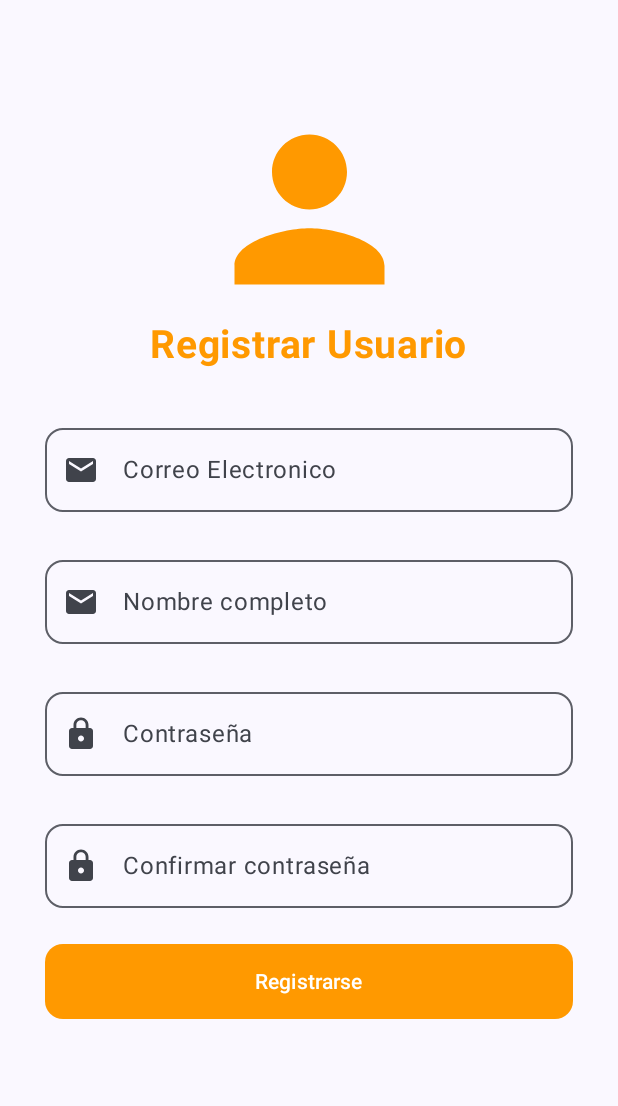
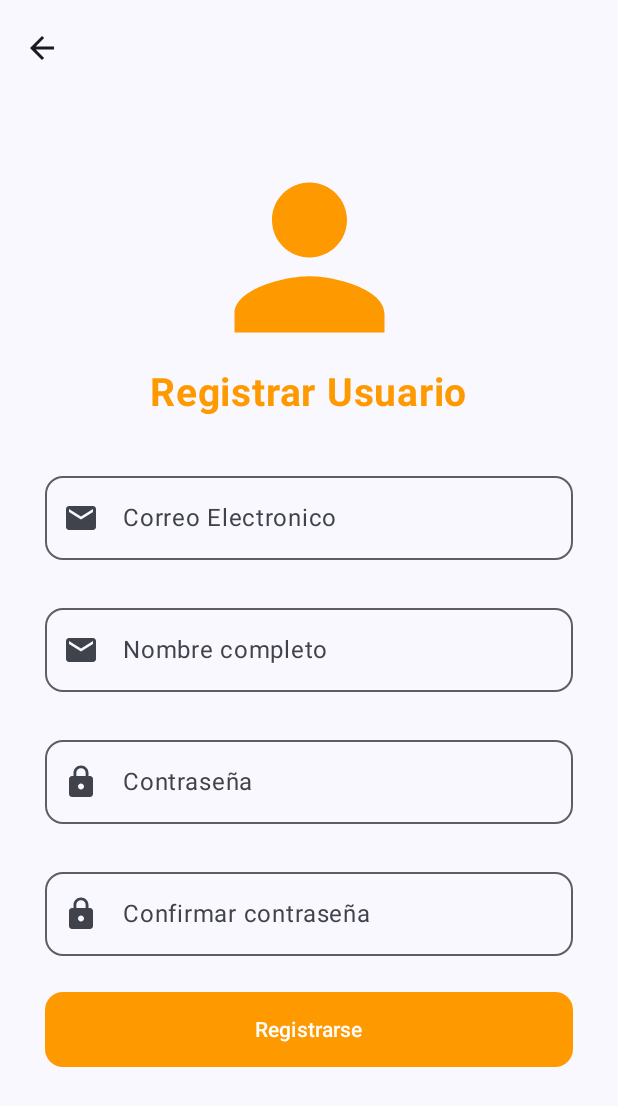
Before and after one commit to mbarragan744/Project_Moviles, an Android app built with Jetpack Compose: the RegisterScreen screen opened through its navigation route, on a phone screen of 412 x 824 dp. Shown: the top 1106 px of the screen. Run offline under Robolectric (Android 15) with nearby library versions, the phone set to English and light mode, and no system bars.

Commit message:
avance de la clase Viernes 11

```diff
--- a/app/build.gradle.kts
+++ b/app/build.gradle.kts
@@ -58,4 +58,9 @@ dependencies {
     debugImplementation(libs.androidx.ui.tooling)
     debugImplementation(libs.androidx.ui.test.manifest)
     implementation(libs.androidx.navigation.ui)
+
+    implementation(libs.coil.compose)
+    implementation(libs.coil.network.okhttp)
+
+
 }
--- a/app/src/main/AndroidManifest.xml
+++ b/app/src/main/AndroidManifest.xml
@@ -1,6 +1,8 @@
 <?xml version="1.0" encoding="utf-8"?>
 <manifest xmlns:android="http://schemas.android.com/apk/res/android"
     xmlns:tools="http://schemas.android.com/tools">
+
+    <uses-permission android:name="android.permission.INTERNET"/>
 
     <application
         android:allowBackup="true"
--- a/app/src/main/java/co/edu/unab/marianabarragan/storeapp/LoginScreen.kt
+++ b/app/src/main/java/co/edu/unab/marianabarragan/storeapp/LoginScreen.kt
@@ -11,16 +11,19 @@ import androidx.compose.foundation.layout.padding
 import androidx.compose.foundation.layout.size
 import androidx.compose.foundation.shape.RoundedCornerShape
 import androidx.compose.material.icons.Icons
+import androidx.compose.material.icons.filled.ArrowBack
 import androidx.compose.material.icons.filled.Email
 import androidx.compose.material.icons.filled.Lock
 import androidx.compose.material.icons.filled.Person
 import androidx.compose.material3.Button
 import androidx.compose.material3.ButtonDefaults
 import androidx.compose.material3.Icon
+import androidx.compose.material3.IconButton
 import androidx.compose.material3.OutlinedTextField
 import androidx.compose.material3.Scaffold
 import androidx.compose.material3.Text
 import androidx.compose.material3.TextButton
+import androidx.compose.material3.TopAppBar
 import androidx.compose.runtime.Composable
 import androidx.compose.ui.Alignment
 import androidx.compose.ui.Modifier
@@ -90,7 +93,9 @@ fun LoginScreen(navController: NavController) {
             )
             Spacer(modifier = Modifier.height(24.dp))
             Button(
-                onClick = {},
+                onClick = {
+                    navController.navigate("home")
+                },
                 modifier = Modifier
                     .fillMaxWidth()
                     .height(50.dp),
@@ -103,7 +108,7 @@ fun LoginScreen(navController: NavController) {
             Spacer(modifier = Modifier.height(32.dp))
 
             TextButton(onClick = {
-                navController.navigate("login")
+                navController.navigate("register")
             }) {
                 Text(
                     "¿No tienes cuenta? Registrate.",
--- a/app/src/main/java/co/edu/unab/marianabarragan/storeapp/MainActivity.kt
+++ b/app/src/main/java/co/edu/unab/marianabarragan/storeapp/MainActivity.kt
@@ -37,10 +37,10 @@ class MainActivity : ComponentActivity() {
                     composable("register"){
                         RegisterScreen(myNavController)
                     }
+                    composable("home") {
+                        HomeScreen()
+                    }
                 }
-
-
-
 
             }
         }
--- a/app/src/main/java/co/edu/unab/marianabarragan/storeapp/RegisterScreen.kt
+++ b/app/src/main/java/co/edu/unab/marianabarragan/storeapp/RegisterScreen.kt
@@ -11,16 +11,20 @@ import androidx.compose.foundation.layout.padding
 import androidx.compose.foundation.layout.size
 import androidx.compose.foundation.shape.RoundedCornerShape
 import androidx.compose.material.icons.Icons
+import androidx.compose.material.icons.filled.ArrowBack
 import androidx.compose.material.icons.filled.Email
 import androidx.compose.material.icons.filled.Lock
 import androidx.compose.material.icons.filled.Person
 import androidx.compose.material3.Button
 import androidx.compose.material3.ButtonDefaults
+import androidx.compose.material3.ExperimentalMaterial3Api
 import androidx.compose.material3.Icon
+import androidx.compose.material3.IconButton
 import androidx.compose.material3.OutlinedTextField
 import androidx.compose.material3.Scaffold
 import androidx.compose.material3.Text
 import androidx.compose.material3.TextButton
+import androidx.compose.material3.TopAppBar
 import androidx.compose.runtime.Composable
 import androidx.compose.ui.Alignment
 import androidx.compose.ui.Modifier
@@ -33,10 +37,27 @@ import androidx.compose.ui.unit.sp
 import androidx.navigation.NavController
 
 
+@OptIn(ExperimentalMaterial3Api::class)
 @Composable
 
 fun RegisterScreen(navController: NavController){
-    Scaffold { innerPadding ->
+    Scaffold(
+        topBar = {
+            TopAppBar(
+                title = {},
+                navigationIcon = {
+                    IconButton(onClick = {
+                        navController.popBackStack()
+                    }) {
+                        Icon(
+                            Icons.Default.ArrowBack,
+                            contentDescription = null
+                        )
+                    }
+                }
+            )
+        }
+    ) { innerPadding ->
 
         Column(
             modifier = Modifier
@@ -132,7 +153,7 @@ fun RegisterScreen(navController: NavController){
 
             Spacer(modifier = Modifier.height(32.dp))
             TextButton(onClick = {
-                navController.navigate("register")
+                navController.navigate("login")
             }){}
 
         }
--- a/gradle/libs.versions.toml
+++ b/gradle/libs.versions.toml
@@ -1,5 +1,6 @@
 [versions]
 agp = "8.8.0"
+coilCompose = "3.1.0"
 kotlin = "2.0.0"
 coreKtx = "1.15.0"
 junit = "4.13.2"
@@ -14,6 +15,8 @@ navigationUi = "2.8.9"
 [libraries]
 androidx-core-ktx = { group = "androidx.core", name = "core-ktx", version.ref = "coreKtx" }
 androidx-navigation-ui = { module = "androidx.navigation:navigation-ui", version.ref = "navigationUi" }
+coil-compose = { module = "io.coil-kt.coil3:coil-compose", version.ref = "coilCompose" }
+coil-network-okhttp = { module = "io.coil-kt.coil3:coil-network-okhttp", version.ref = "coilCompose" }
 junit = { group = "junit", name = "junit", version.ref = "junit" }
 androidx-junit = { group = "androidx.test.ext", name = "junit", version.ref = "junitVersion" }
 androidx-espresso-core = { group = "androidx.test.espresso", name = "espresso-core", version.ref = "espressoCore" }
```
Also changed, not shown: app/src/main/java/co/edu/unab/marianabarragan/storeapp/HomeScreen.kt (added, +136 -0 lines).
